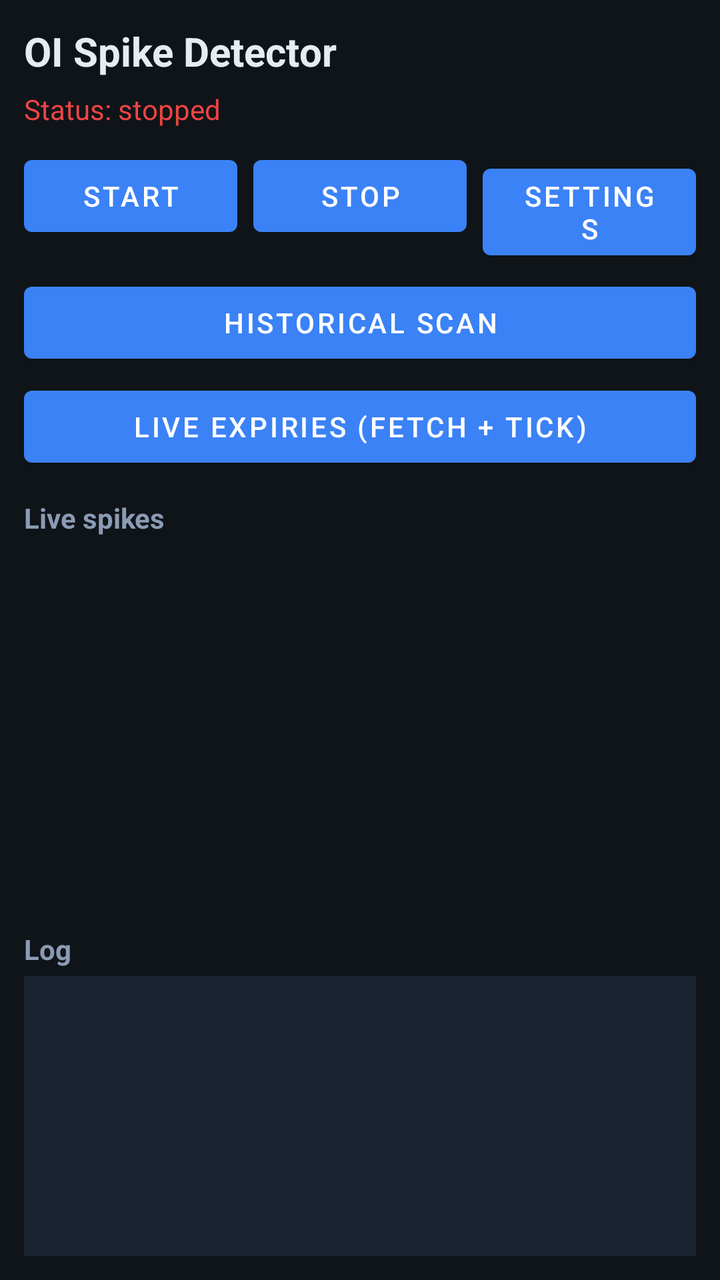
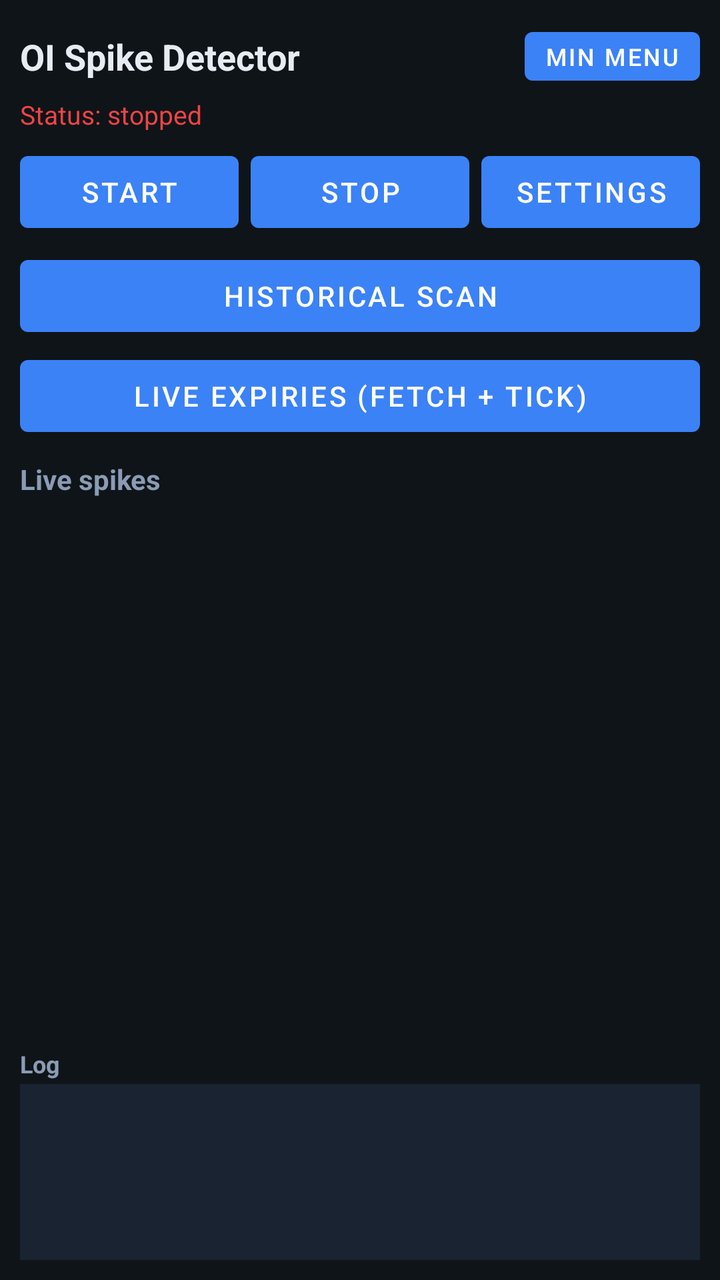

An Android layout rendered at two revisions. The XML below is the earlier revision; the diff shows what the commit changed to produce the second picture.
<!-- AndroidManifest.xml: application theme Theme.OISpikeDetector -->
<!-- res/layout/activity_main.xml -->
<?xml version="1.0" encoding="utf-8"?>
<LinearLayout xmlns:android="http://schemas.android.com/apk/res/android"
    android:layout_width="match_parent"
    android:layout_height="match_parent"
    android:orientation="vertical"
    android:padding="12dp"
    android:background="#0F1419">

    <TextView
        android:layout_width="match_parent"
        android:layout_height="wrap_content"
        android:text="OI Spike Detector"
        android:textColor="#E7ECF3"
        android:textSize="20sp"
        android:textStyle="bold" />

    <TextView
        android:id="@+id/statusText"
        android:layout_width="match_parent"
        android:layout_height="wrap_content"
        android:layout_marginTop="6dp"
        android:text="Status: stopped"
        android:textColor="#EF4444"
        android:textSize="14sp" />

    <LinearLayout
        android:layout_width="match_parent"
        android:layout_height="wrap_content"
        android:layout_marginTop="10dp"
        android:orientation="horizontal">

        <Button
            android:id="@+id/btnStart"
            android:layout_width="0dp"
            android:layout_height="wrap_content"
            android:layout_weight="1"
            android:text="Start" />

        <Button
            android:id="@+id/btnStop"
            android:layout_width="0dp"
            android:layout_height="wrap_content"
            android:layout_marginStart="8dp"
            android:layout_weight="1"
            android:text="Stop" />

        <Button
            android:id="@+id/btnSettings"
            android:layout_width="0dp"
            android:layout_height="wrap_content"
            android:layout_marginStart="8dp"
            android:layout_weight="1"
            android:text="Settings" />
    </LinearLayout>

    <Button
        android:id="@+id/btnHistorical"
        android:layout_width="match_parent"
        android:layout_height="wrap_content"
        android:layout_marginTop="8dp"
        android:text="Historical Scan" />

    <Button
        android:id="@+id/btnLiveExpiries"
        android:layout_width="match_parent"
        android:layout_height="wrap_content"
        android:layout_marginTop="4dp"
        android:text="Live Expiries (Fetch + Tick)" />

    <TextView
        android:layout_width="match_parent"
        android:layout_height="wrap_content"
        android:layout_marginTop="12dp"
        android:text="Live spikes"
        android:textColor="#8B9BB4"
        android:textStyle="bold" />

    <androidx.recyclerview.widget.RecyclerView
        android:id="@+id/spikeList"
        android:layout_width="match_parent"
        android:layout_height="0dp"
        android:layout_marginTop="4dp"
        android:layout_weight="1" />

    <TextView
        android:layout_width="match_parent"
        android:layout_height="wrap_content"
        android:text="Log"
        android:textColor="#8B9BB4"
        android:textStyle="bold" />

    <ScrollView
        android:layout_width="match_parent"
        android:layout_height="140dp"
        android:layout_marginTop="4dp"
        android:background="#1A2332">

        <TextView
            android:id="@+id/logText"
            android:layout_width="match_parent"
            android:layout_height="wrap_content"
            android:fontFamily="monospace"
            android:padding="8dp"
            android:textColor="#8B9BB4"
            android:textSize="11sp" />
    </ScrollView>
</LinearLayout>
<!-- resources referenced by this layout -->
<resources>
  <style name="Theme.OISpikeDetector" parent="Theme.MaterialComponents.DayNight.DarkActionBar">
          <item name="colorPrimary">#3B82F6</item>
          <item name="colorPrimaryVariant">#1D4ED8</item>
          <item name="colorOnPrimary">#FFFFFF</item>
          <item name="android:statusBarColor">#0F1419</item>
          <item name="android:windowBackground">#0F1419</item>
      </style>
</resources>

<!-- the commit's change to res/layout/activity_main.xml (unified diff, before → after) -->
@@ -3,83 +3,103 @@
     android:layout_width="match_parent"
     android:layout_height="match_parent"
     android:orientation="vertical"
-    android:padding="12dp"
+    android:padding="10dp"
     android:background="#0F1419">
 
-    <TextView
+    <LinearLayout
         android:layout_width="match_parent"
         android:layout_height="wrap_content"
-        android:text="OI Spike Detector"
-        android:textColor="#E7ECF3"
-        android:textSize="20sp"
-        android:textStyle="bold" />
+        android:orientation="horizontal"
+        android:gravity="center_vertical">
+        <TextView
+            android:layout_width="0dp"
+            android:layout_height="wrap_content"
+            android:layout_weight="1"
+            android:text="OI Spike Detector"
+            android:textColor="#E7ECF3"
+            android:textSize="18sp"
+            android:textStyle="bold" />
+        <Button
+            android:id="@+id/btnToggleMainExtra"
+            android:layout_width="wrap_content"
+            android:layout_height="wrap_content"
+            android:minHeight="0dp"
+            android:minWidth="0dp"
+            android:paddingLeft="10dp"
+            android:paddingRight="10dp"
+            android:text="Min menu"
+            android:textSize="12sp" />
+    </LinearLayout>
 
     <TextView
         android:id="@+id/statusText"
         android:layout_width="match_parent"
         android:layout_height="wrap_content"
-        android:layout_marginTop="6dp"
+        android:layout_marginTop="2dp"
         android:text="Status: stopped"
         android:textColor="#EF4444"
-        android:textSize="14sp" />
+        android:textSize="13sp" />
 
     <LinearLayout
         android:layout_width="match_parent"
         android:layout_height="wrap_content"
-        android:layout_marginTop="10dp"
+        android:layout_marginTop="6dp"
         android:orientation="horizontal">
-
         <Button
             android:id="@+id/btnStart"
             android:layout_width="0dp"
             android:layout_height="wrap_content"
             android:layout_weight="1"
             android:text="Start" />
-
         <Button
             android:id="@+id/btnStop"
             android:layout_width="0dp"
             android:layout_height="wrap_content"
-            android:layout_marginStart="8dp"
+            android:layout_marginStart="6dp"
             android:layout_weight="1"
             android:text="Stop" />
-
         <Button
             android:id="@+id/btnSettings"
             android:layout_width="0dp"
             android:layout_height="wrap_content"
-            android:layout_marginStart="8dp"
+            android:layout_marginStart="6dp"
             android:layout_weight="1"
             android:text="Settings" />
     </LinearLayout>
 
-    <Button
-        android:id="@+id/btnHistorical"
+    <LinearLayout
+        android:id="@+id/mainExtraPanel"
         android:layout_width="match_parent"
         android:layout_height="wrap_content"
-        android:layout_marginTop="8dp"
-        android:text="Historical Scan" />
-
-    <Button
-        android:id="@+id/btnLiveExpiries"
-        android:layout_width="match_parent"
-        android:layout_height="wrap_content"
-        android:layout_marginTop="4dp"
-        android:text="Live Expiries (Fetch + Tick)" />
+        android:orientation="vertical">
+        <Button
+            android:id="@+id/btnHistorical"
+            android:layout_width="match_parent"
+            android:layout_height="wrap_content"
+            android:layout_marginTop="4dp"
+            android:text="Historical Scan" />
+        <Button
+            android:id="@+id/btnLiveExpiries"
+            android:layout_width="match_parent"
+            android:layout_height="wrap_content"
+            android:layout_marginTop="2dp"
+            android:text="Live Expiries (Fetch + Tick)" />
+    </LinearLayout>
 
     <TextView
         android:layout_width="match_parent"
         android:layout_height="wrap_content"
-        android:layout_marginTop="12dp"
+        android:layout_marginTop="8dp"
         android:text="Live spikes"
         android:textColor="#8B9BB4"
         android:textStyle="bold" />
 
+    
     <androidx.recyclerview.widget.RecyclerView
         android:id="@+id/spikeList"
         android:layout_width="match_parent"
         android:layout_height="0dp"
-        android:layout_marginTop="4dp"
+        android:layout_marginTop="2dp"
         android:layout_weight="1" />
 
     <TextView
@@ -87,20 +107,20 @@
         android:layout_height="wrap_content"
         android:text="Log"
         android:textColor="#8B9BB4"
-        android:textStyle="bold" />
+        android:textStyle="bold"
+        android:textSize="12sp" />
 
     <ScrollView
         android:layout_width="match_parent"
-        android:layout_height="140dp"
-        android:layout_marginTop="4dp"
+        android:layout_height="88dp"
+        android:layout_marginTop="2dp"
         android:background="#1A2332">
-
         <TextView
             android:id="@+id/logText"
             android:layout_width="match_parent"
             android:layout_height="wrap_content"
             android:fontFamily="monospace"
-            android:padding="8dp"
+            android:padding="6dp"
             android:textColor="#8B9BB4"
             android:textSize="11sp" />
     </ScrollView>
